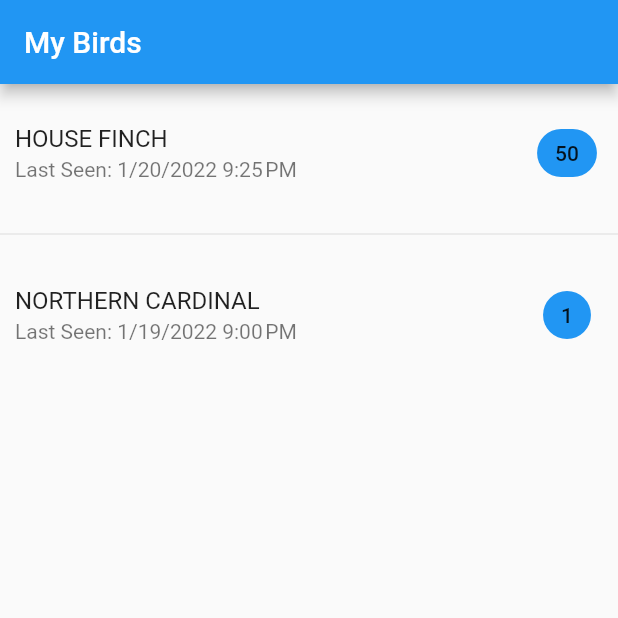
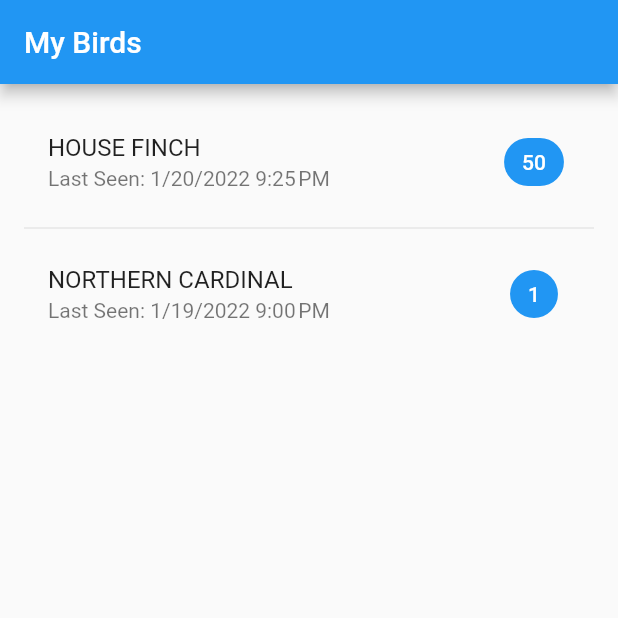
Before and after one commit to kdgromova/bird-tracker-ai, a Flutter app: the screen it shows after launch, on a phone screen of 412 x 824 dp, the top half of it. Run offline on Flutter 3.47's test engine with Material 2 defaults, Android fonts, the light colour scheme and no system bars; our stand-ins replace badges.

Commit message:
added bird video list and styling

```diff
--- a/birds_ui/lib/bird_list.dart
+++ b/birds_ui/lib/bird_list.dart
@@ -22,6 +22,7 @@ class BirdList extends StatelessWidget {
             ),
       ),
       body: ListView.separated(
+        padding: const EdgeInsets.all(16.0),
         itemCount: _birds.length,
         itemBuilder: _listViewItemBuilder,
         separatorBuilder: (context, index) {
@@ -34,12 +35,12 @@ class BirdList extends StatelessWidget {
   Widget _listViewItemBuilder(BuildContext context, int index) {
     var bird = _birds[index];
     return ListTile(
-      contentPadding: EdgeInsets.all(10),
       // leading: _itemThumbnail(location),
       title: _itemTitle(bird),
       subtitle: _itemSubtitle(bird),
       trailing: Chip(
-          label: Text(bird.counter.toString()),
+          label: Text(bird.counter.toString(),
+              style: TextStyle(color: Colors.white)),
           backgroundColor: Theme.of(context).colorScheme.secondary),
       onTap: () => _navigationToBirdDetail(context, _birds[index].birdName),
     );
--- a/birds_ui/lib/mocks/mock_bird.dart
+++ b/birds_ui/lib/mocks/mock_bird.dart
@@ -1,3 +1,5 @@
+import 'package:birds_ui/models/video_short.dart';
+
 import '../models/bird.dart';
 
 mixin BirdMock on Bird {
@@ -5,11 +7,35 @@ mixin BirdMock on Bird {
     Bird(
         'HOUSE FINCH',
         "The house finch (Haemorhous mexicanus) is a bird in the finch family Fringillidae. It is native to western North America and has been introduced to the eastern half of the continent and Hawaii. This species and the other \"American rosefinches\" are placed in the genus Haemorhous.",
-        'https://upload.wikimedia.org/wikipedia/commons/thumb/3/30/Carpodacus_mexicanus_-Madison%2C_Wisconsin%2C_USA-8.jpg/440px-Carpodacus_mexicanus_-Madison%2C_Wisconsin%2C_USA-8.jpg'),
+        'https://upload.wikimedia.org/wikipedia/commons/thumb/3/30/Carpodacus_mexicanus_-Madison%2C_Wisconsin%2C_USA-8.jpg/440px-Carpodacus_mexicanus_-Madison%2C_Wisconsin%2C_USA-8.jpg',
+        <VideoShort>[
+          VideoShort("species#HOUSE FINCH", "video#2022/01/13/08-42-32.mp4",
+              "2022-01-13T13:42:32.095154+00:00", 48, 43),
+          VideoShort(
+              "species#HOUSE FINCH",
+              "video#2022/01/14/08-02-41.mp4video#2022/01/14/08-02-41.mp4",
+              "2022-01-14T13:02:41.069629+00:00",
+              47,
+              18)
+        ]),
     Bird(
         'NORTHERN CARDINAL',
         'The northern cardinal (Cardinalis cardinalis) is a bird in the genus Cardinalis; it is also known colloquially as the redbird, common cardinal, red cardinal, or just cardinal (which was its name prior to 1985). It can be found in southeastern Canada, through the eastern United States from Maine to Minnesota to Texas, New Mexico, southern Arizona, southern California, and south through Mexico, Belize, and Guatemala. It is also an introduced species in a few locations such as Bermuda and Hawaii. Its habitat includes woodlands, gardens, shrublands, and wetlands.',
-        'https://upload.wikimedia.org/wikipedia/commons/thumb/d/da/Cardinal.jpg/440px-Cardinal.jpg')
+        'https://upload.wikimedia.org/wikipedia/commons/thumb/d/da/Cardinal.jpg/440px-Cardinal.jpg',
+        <VideoShort>[
+          VideoShort(
+              "species#NORTHERN CARDINAL",
+              "video#2022/01/20/09-42-13.mp4",
+              "2022-01-20T14:42:13.425686+00:00",
+              30,
+              18),
+          VideoShort(
+              "species#NORTHERN CARDINAL",
+              "video#2022/01/21/08-03-21.mp4",
+              "2022-01-21T13:03:21.348400+00:00",
+              2,
+              10)
+        ])
   ];
   static Bird fetchOne(String birdName) {
     return birds.firstWhere((bird) => bird.birdName == birdName);
--- a/birds_ui/lib/models/bird.dart
+++ b/birds_ui/lib/models/bird.dart
@@ -1,7 +1,11 @@
+import 'package:birds_ui/models/video_short.dart';
+
 class Bird {
   final String birdName;
   final String description;
   final String imageUrl;
   //TODO add video list
-  Bird(this.birdName, this.description, this.imageUrl);
+  final List<VideoShort> videos;
+
+  Bird(this.birdName, this.description, this.imageUrl, this.videos);
 }
--- /dev/null
+++ b/birds_ui/lib/models/video_short.dart
@@ -0,0 +1,15 @@
+import 'package:intl/intl.dart';
+
+class VideoShort {
+  final String birdName;
+  final String filename;
+  final DateTime createdAt;
+  final int processedFrames;
+  final int speciesCount;
+
+  VideoShort(String PK, String SK, String createdAt, this.processedFrames, this.speciesCount)
+      : birdName = PK.split("#")[1],
+        filename = SK.split('#')[1],
+        createdAt =
+            DateFormat("yyyy-MM-ddTHH:mm:ss").parse(createdAt, true).toLocal();
+}
```
Also changed, not shown: birds_ui/lib/bird_detail.dart (+60 -14 lines).
